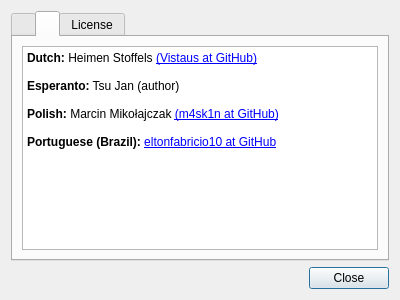
This is about.ui in tsujan/Arqiver as Qt 5 draws it before an edit. The edited form follows.
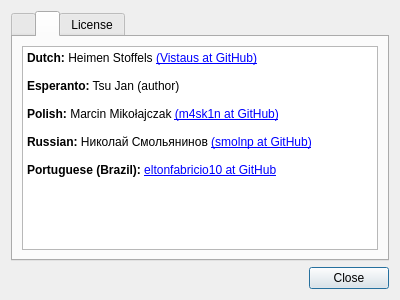
This is the edited form. The open tabs and pages were chosen to show the change.

Patch:
```diff
--- a/about.ui
+++ b/about.ui
@@ -103,6 +103,8 @@
 &lt;p style=&quot;-qt-paragraph-type:empty; margin-top:0px; margin-bottom:0px; margin-left:0px; margin-right:0px; -qt-block-indent:0; text-indent:0px;&quot;&gt;&lt;br /&gt;&lt;/p&gt;
 &lt;p style=&quot; margin-top:0px; margin-bottom:0px; margin-left:0px; margin-right:0px; -qt-block-indent:0; text-indent:0px;&quot;&gt;&lt;span style=&quot; font-weight:600;&quot;&gt;Polish:&lt;/span&gt; Marcin Mikołajczak &lt;a href=&quot;https://github.com/m4sk1n&quot;&gt;(m4sk1n at GitHub)&lt;/a&gt;&lt;/p&gt;
 &lt;p style=&quot;-qt-paragraph-type:empty; margin-top:0px; margin-bottom:0px; margin-left:0px; margin-right:0px; -qt-block-indent:0; text-indent:0px;&quot;&gt;&lt;br /&gt;&lt;/p&gt;
+&lt;p style=&quot; margin-top:0px; margin-bottom:0px; margin-left:0px; margin-right:0px; -qt-block-indent:0; text-indent:0px;&quot;&gt;&lt;span style=&quot; font-weight:600;&quot;&gt;Russian:&lt;/span&gt; Николай Смольянинов &lt;a href=&quot;https://github.com/smolnp&quot;&gt;(smolnp at GitHub)&lt;/a&gt;&lt;/p&gt;
+&lt;p style=&quot;-qt-paragraph-type:empty; margin-top:0px; margin-bottom:0px; margin-left:0px; margin-right:0px; -qt-block-indent:0; text-indent:0px;&quot;&gt;&lt;br /&gt;&lt;/p&gt;
 &lt;p style=&quot; margin-top:0px; margin-bottom:0px; margin-left:0px; margin-right:0px; -qt-block-indent:0; text-indent:0px;&quot;&gt;&lt;span style=&quot; font-weight:600;&quot;&gt;Portuguese (Brazil):&lt;/span&gt; &lt;a href=&quot;https://github.com/eltonfabricio10&quot;&gt;eltonfabricio10 at GitHub&lt;/a&gt;&lt;/p&gt;
 &lt;/body&gt;&lt;/html&gt;</string>
          </property>
```
